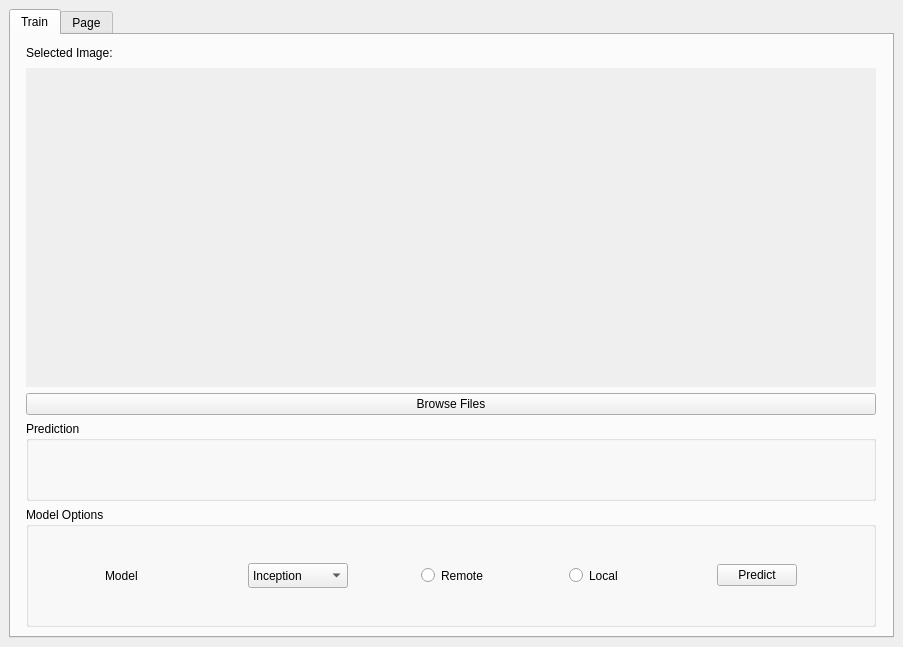
Above: Client/gui/ui/mainwindow.ui from Amzo/pneumonia before the change. Below: the same form after it.
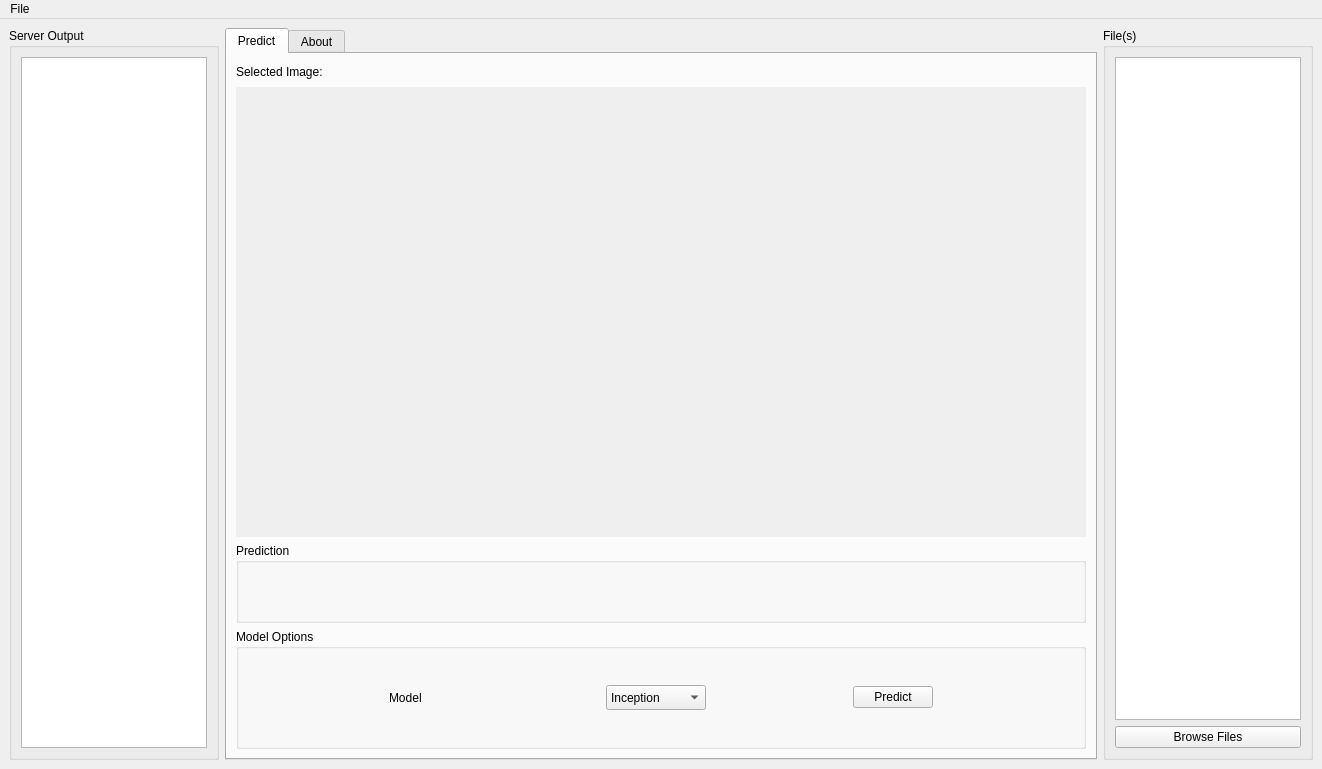
That is the form after the change.

Commit message: Added an output box for logging

Diff of the .ui file:
```diff
--- a/Client/gui/ui/mainwindow.ui
+++ b/Client/gui/ui/mainwindow.ui
@@ -9,8 +9,8 @@
    <rect>
     <x>0</x>
     <y>0</y>
-    <width>903</width>
-    <height>647</height>
+    <width>1322</width>
+    <height>769</height>
    </rect>
   </property>
   <property name="windowTitle">
@@ -27,7 +27,7 @@
     </sizepolicy>
    </property>
    <layout class="QGridLayout" name="gridLayout_2">
-    <item row="0" column="0">
+    <item row="0" column="1">
      <layout class="QGridLayout" name="gridLayout_3">
       <property name="sizeConstraint">
        <enum>QLayout::SetMinAndMaxSize</enum>
@@ -51,45 +51,9 @@
           </sizepolicy>
          </property>
          <attribute name="title">
-          <string>Train</string>
+          <string>Predict</string>
          </attribute>
          <layout class="QGridLayout" name="gridLayout">
-          <item row="0" column="0">
-           <widget class="QLabel" name="lblFilename">
-            <property name="minimumSize">
-             <size>
-              <width>0</width>
-              <height>0</height>
-             </size>
-            </property>
-            <property name="maximumSize">
-             <size>
-              <width>16777215</width>
-              <height>18</height>
-             </size>
-            </property>
-            <property name="text">
-             <string>Selected Image: </string>
-            </property>
-           </widget>
-          </item>
-          <item row="1" column="0">
-           <widget class="QLabel" name="picView">
-            <property name="autoFillBackground">
-             <bool>true</bool>
-            </property>
-            <property name="text">
-             <string/>
-            </property>
-           </widget>
-          </item>
-          <item row="2" column="0">
-           <widget class="QPushButton" name="browseFilesButton">
-            <property name="text">
-             <string>Browse Files</string>
-            </property>
-           </widget>
-          </item>
           <item row="4" column="0">
            <widget class="QGroupBox" name="groupBox_3">
             <property name="sizePolicy">
@@ -173,32 +137,6 @@
                </item>
               </widget>
              </item>
-             <item>
-              <widget class="QRadioButton" name="useBruteForce">
-               <property name="maximumSize">
-                <size>
-                 <width>75</width>
-                 <height>25</height>
-                </size>
-               </property>
-               <property name="text">
-                <string>Remote</string>
-               </property>
-              </widget>
-             </item>
-             <item>
-              <widget class="QRadioButton" name="saveModel">
-               <property name="maximumSize">
-                <size>
-                 <width>75</width>
-                 <height>25</height>
-                </size>
-               </property>
-               <property name="text">
-                <string>Local</string>
-               </property>
-              </widget>
-             </item>
              <item>
               <widget class="QPushButton" name="predictButton">
                <property name="sizePolicy">
@@ -215,6 +153,16 @@
             </layout>
            </widget>
           </item>
+          <item row="1" column="0">
+           <widget class="QLabel" name="picView">
+            <property name="autoFillBackground">
+             <bool>true</bool>
+            </property>
+            <property name="text">
+             <string/>
+            </property>
+           </widget>
+          </item>
           <item row="3" column="0">
            <widget class="QGroupBox" name="groupBox">
             <property name="maximumSize">
@@ -237,17 +185,67 @@
             </layout>
            </widget>
           </item>
+          <item row="0" column="0">
+           <widget class="QLabel" name="lblFilename">
+            <property name="minimumSize">
+             <size>
+              <width>0</width>
+              <height>0</height>
+             </size>
+            </property>
+            <property name="maximumSize">
+             <size>
+              <width>16777215</width>
+              <height>18</height>
+             </size>
+            </property>
+            <property name="text">
+             <string>Selected Image: </string>
+            </property>
+           </widget>
+          </item>
          </layout>
         </widget>
         <widget class="QWidget" name="tab_2">
          <attribute name="title">
-          <string>Page</string>
+          <string>About</string>
          </attribute>
         </widget>
        </widget>
       </item>
      </layout>
     </item>
+    <item row="0" column="2">
+     <widget class="QGroupBox" name="groupBox_4">
+      <property name="title">
+       <string>File(s)</string>
+      </property>
+      <layout class="QGridLayout" name="gridLayout_5">
+       <item row="1" column="0">
+        <widget class="QPushButton" name="browseFilesButton">
+         <property name="text">
+          <string>Browse Files</string>
+         </property>
+        </widget>
+       </item>
+       <item row="0" column="0">
+        <widget class="QListWidget" name="fileList"/>
+       </item>
+      </layout>
+     </widget>
+    </item>
+    <item row="0" column="0">
+     <widget class="QGroupBox" name="groupBox_2">
+      <property name="title">
+       <string>Server Output</string>
+      </property>
+      <layout class="QGridLayout" name="gridLayout_4">
+       <item row="0" column="0">
+        <widget class="QTextBrowser" name="txtOutput"/>
+       </item>
+      </layout>
+     </widget>
+    </item>
    </layout>
   </widget>
   <widget class="QMenuBar" name="menuBar">
@@ -255,11 +253,29 @@
     <rect>
      <x>0</x>
      <y>0</y>
-     <width>903</width>
+     <width>1322</width>
      <height>27</height>
     </rect>
    </property>
+   <widget class="QMenu" name="menuFile">
+    <property name="title">
+     <string>File</string>
+    </property>
+    <addaction name="actionOpen"/>
+    <addaction name="separator"/>
+   </widget>
+   <addaction name="menuFile"/>
   </widget>
+  <action name="actionOpen">
+   <property name="text">
+    <string>Exit</string>
+   </property>
+  </action>
+  <action name="actionSave">
+   <property name="text">
+    <string>Save</string>
+   </property>
+  </action>
  </widget>
  <resources/>
  <connections/>
```
The commit also changes 9 other files.
